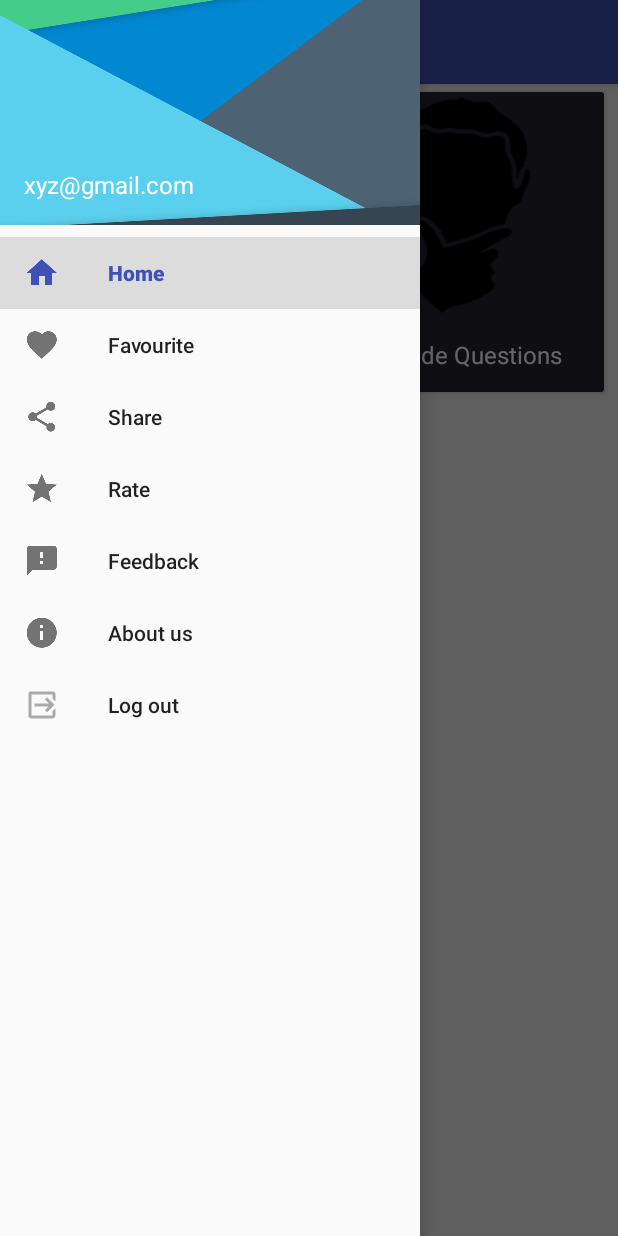
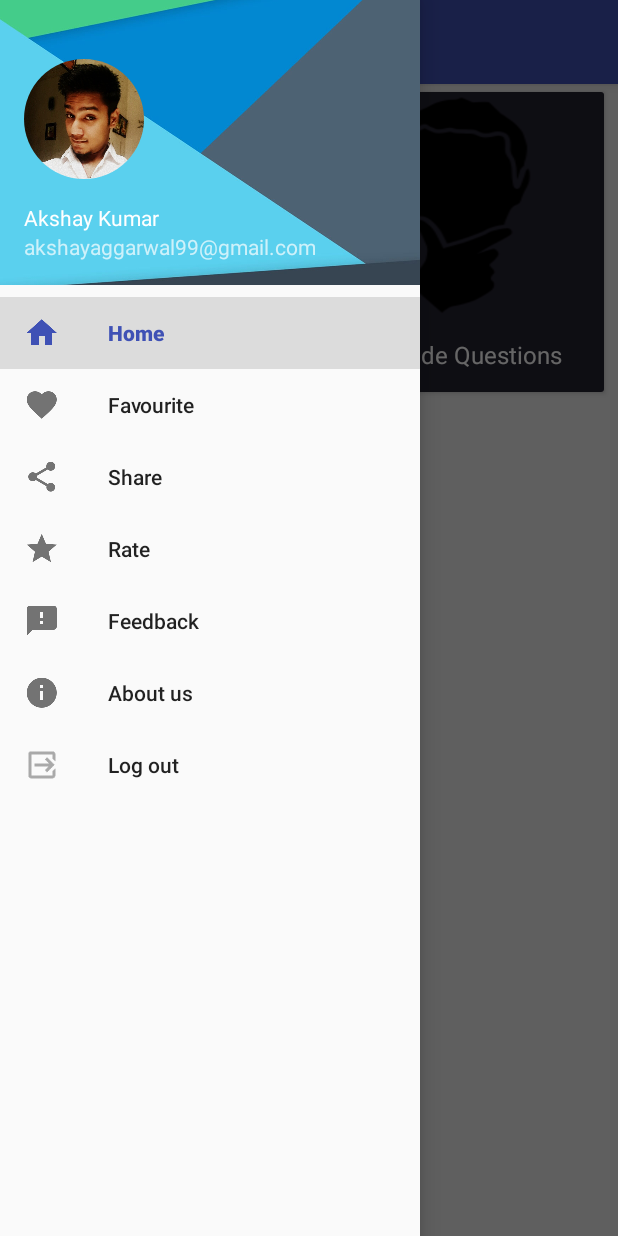
Before and after one commit to akshayaggarwal99/BrainTeaser, an Android app: the MainActivity screen opened directly, with no data from a screen before it, with the side drawer open, on a phone screen of 412 x 824 dp. Run offline under Robolectric (Android 15) with nearby library versions, the light colour scheme and no system bars; our stand-ins replace CircleImageView.

Commit message:
Circlular image added in nav header and hierachy corrected

```diff
--- a/app/build.gradle
+++ b/app/build.gradle
@@ -23,7 +23,9 @@ dependencies {
     compile fileTree(dir: 'libs', include: ['*.jar'])
     testCompile 'junit:junit:4.12'
     compile 'com.android.support:appcompat-v7:23.1.1'
-    compile 'com.android.support:design:23.1.1'
+    compile 'com.android.support:design:23.2.0'
     compile 'com.android.support:cardview-v7:23.1.1'
     compile 'com.android.support:recyclerview-v7:23.1.1'
+    compile 'de.hdodenhof:circleimageview:1.3.0'
+
 }
--- a/app/src/main/java/in/co/appadda/brainteaser/PasswordRecoveryRequestedActivity.java
+++ b/app/src/main/java/in/co/appadda/brainteaser/activity/PasswordRecoveryRequestedActivity.java
@@ -1,11 +1,13 @@
-package in.co.appadda.brainteaser;
+package in.co.appadda.brainteaser.activity;
 
-import android.app.Activity;
 import android.content.Intent;
 import android.os.Bundle;
 import android.support.v7.app.AppCompatActivity;
 import android.view.View;
 import android.widget.Button;
+
+import in.co.appadda.brainteaser.R;
+import in.co.appadda.brainteaser.activity.LoginActivity;
 
 public class PasswordRecoveryRequestedActivity extends AppCompatActivity
 {
--- a/app/src/main/java/in/co/appadda/brainteaser/RegisterActivity.java
+++ b/app/src/main/java/in/co/appadda/brainteaser/activity/RegisterActivity.java
@@ -1,4 +1,4 @@
-package in.co.appadda.brainteaser;
+package in.co.appadda.brainteaser.activity;
 
 import android.content.Intent;
 import android.os.Bundle;
@@ -8,6 +8,10 @@ import android.widget.*;
 
 import com.backendless.Backendless;
 import com.backendless.BackendlessUser;
+
+import in.co.appadda.brainteaser.data.api.model.BrainTeaserUser;
+import in.co.appadda.brainteaser.utils.DefaultCallback;
+import in.co.appadda.brainteaser.R;
 
 public class RegisterActivity extends AppCompatActivity {
     private final static java.text.SimpleDateFormat SIMPLE_DATE_FORMAT = new java.text.SimpleDateFormat("yyyy/MM/dd");
--- a/app/src/main/java/in/co/appadda/brainteaser/RegistrationSuccessActivity.java
+++ b/app/src/main/java/in/co/appadda/brainteaser/activity/RegistrationSuccessActivity.java
@@ -1,4 +1,4 @@
-package in.co.appadda.brainteaser;
+package in.co.appadda.brainteaser.activity;
 
 import android.content.Intent;
 import android.content.res.Resources;
@@ -7,6 +7,8 @@ import android.support.v7.app.AppCompatActivity;
 import android.view.View;
 import android.widget.Button;
 import android.widget.TextView;
+
+import in.co.appadda.brainteaser.R;
 
 public class RegistrationSuccessActivity extends AppCompatActivity
 {
--- a/app/src/main/java/in/co/appadda/brainteaser/RestorePasswordActivity.java
+++ b/app/src/main/java/in/co/appadda/brainteaser/activity/RestorePasswordActivity.java
@@ -1,4 +1,4 @@
-package in.co.appadda.brainteaser;
+package in.co.appadda.brainteaser.activity;
 
 import android.content.Intent;
 import android.os.Bundle;
@@ -7,6 +7,9 @@ import android.view.View;
 import android.widget.Button;
 import android.widget.EditText;
 import com.backendless.Backendless;
+
+import in.co.appadda.brainteaser.utils.DefaultCallback;
+import in.co.appadda.brainteaser.R;
 
 public class RestorePasswordActivity extends AppCompatActivity
 {
--- a/app/src/main/java/in/co/appadda/brainteaser/BrainTeaserUser.java
+++ b/app/src/main/java/in/co/appadda/brainteaser/data/api/model/BrainTeaserUser.java
@@ -1,4 +1,4 @@
-package in.co.appadda.brainteaser;
+package in.co.appadda.brainteaser.data.api.model;
 
 import com.backendless.BackendlessUser;
 
--- a/app/src/main/java/in/co/appadda/brainteaser/DisplayQuestions.java
+++ b/app/src/main/java/in/co/appadda/brainteaser/fragments/DisplayQuestions.java
@@ -1,4 +1,4 @@
-package in.co.appadda.brainteaser;
+package in.co.appadda.brainteaser.fragments;
 
 import android.graphics.drawable.AnimationDrawable;
 import android.os.Bundle;
@@ -13,6 +13,7 @@ import android.widget.ListView;
 
 import java.util.ArrayList;
 
+import in.co.appadda.brainteaser.R;
 import in.co.appadda.brainteaser.adapter.OptionItemAdapter;
 import in.co.appadda.brainteaser.adapter.OptionsItems;
 
--- a/app/src/main/java/in/co/appadda/brainteaser/HomeFragment.java
+++ b/app/src/main/java/in/co/appadda/brainteaser/fragments/HomeFragment.java
@@ -1,4 +1,4 @@
-package in.co.appadda.brainteaser;
+package in.co.appadda.brainteaser.fragments;
 
 import android.content.Intent;
 import android.os.Bundle;
@@ -11,6 +11,7 @@ import android.view.MotionEvent;
 import android.view.View;
 import android.view.ViewGroup;
 
+import in.co.appadda.brainteaser.R;
 import in.co.appadda.brainteaser.adapter.HomeItemAdapter;
 
 /**
--- a/app/src/main/java/in/co/appadda/brainteaser/DefaultCallback.java
+++ b/app/src/main/java/in/co/appadda/brainteaser/utils/DefaultCallback.java
@@ -1,4 +1,4 @@
-package in.co.appadda.brainteaser;
+package in.co.appadda.brainteaser.utils;
 
 import android.app.ProgressDialog;
 import android.content.Context;
--- a/app/src/main/java/in/co/appadda/brainteaser/Defaults.java
+++ b/app/src/main/java/in/co/appadda/brainteaser/utils/Defaults.java
@@ -1,4 +1,4 @@
-package in.co.appadda.brainteaser;
+package in.co.appadda.brainteaser.utils;
 
 public class Defaults
 {
--- a/app/src/main/java/in/co/appadda/brainteaser/PrefUtils.java
+++ b/app/src/main/java/in/co/appadda/brainteaser/utils/PrefUtils.java
@@ -1,4 +1,4 @@
-package in.co.appadda.brainteaser;
+package in.co.appadda.brainteaser.utils;
 
 import android.content.Context;
 import android.content.SharedPreferences;
--- a/app/src/main/java/in/co/appadda/brainteaser/SocialCallback.java
+++ b/app/src/main/java/in/co/appadda/brainteaser/utils/SocialCallback.java
@@ -1,4 +1,4 @@
-package in.co.appadda.brainteaser;
+package in.co.appadda.brainteaser.utils;
 
 import android.app.ProgressDialog;
 import android.content.Context;
--- a/app/src/main/res/layout/header_layout.xml
+++ b/app/src/main/res/layout/header_layout.xml
@@ -1,22 +1,33 @@
 <?xml version="1.0" encoding="utf-8"?>
-<FrameLayout xmlns:android="http://schemas.android.com/apk/res/android"
+<LinearLayout xmlns:android="http://schemas.android.com/apk/res/android"
     android:layout_width="match_parent"
-    android:layout_height="150dp"
-    android:orientation="vertical">
+    android:layout_height="@dimen/nav_header_height"
+    android:background="@drawable/header_background"
+    android:paddingBottom="@dimen/activity_vertical_margin"
+    android:paddingLeft="@dimen/activity_horizontal_margin"
+    android:paddingRight="@dimen/activity_horizontal_margin"
+    android:paddingTop="@dimen/activity_vertical_margin"
+    android:theme="@style/ThemeOverlay.AppCompat.Dark"
+    android:orientation="vertical"
+    android:gravity="bottom">
 
-    <ImageView
+    <de.hdodenhof.circleimageview.CircleImageView
+        android:id="@+id/avatar"
+        android:layout_width="80dp"
+        android:src="@mipmap/akshay"
+        android:layout_height="80dp"
+        android:layout_marginRight="16dp"/>
+    <TextView
         android:layout_width="match_parent"
-        android:layout_height="match_parent"
-        android:background="@drawable/header_background"
-        android:scaleType="centerInside" />
+        android:layout_height="wrap_content"
+        android:paddingTop="@dimen/nav_header_vertical_spacing"
+        android:text="Akshay Kumar"
+        android:textAppearance="@style/TextAppearance.AppCompat.Body1" />
 
     <TextView
-        style="@style/TextAppearance.AppCompat.Subhead"
-        android:layout_width="match_parent"
+        android:layout_width="wrap_content"
         android:layout_height="wrap_content"
-        android:layout_gravity="bottom"
-        android:layout_margin="16dp"
-        android:text="xyz@gmail.com"
-        android:textColor="@android:color/white" />
+        android:text="akshayaggarwal99@gmail.com"
+        android:id="@+id/textView" />
 
-</FrameLayout>
+</LinearLayout>
--- a/app/src/main/res/layout/login.xml
+++ b/app/src/main/res/layout/login.xml
@@ -130,4 +130,9 @@
     <!--android:layout_width="wrap_content"-->
     <!--android:layout_height="wrap_content"-->
     <!--android:layout_gravity="right" />-->
+    <Button
+        android:layout_width="match_parent"
+        android:layout_height="wrap_content"
+        android:text="skip"
+        android:onClick="onskipclicked"/>
 </LinearLayout>
--- a/app/src/main/res/values/dimens.xml
+++ b/app/src/main/res/values/dimens.xml
@@ -2,6 +2,9 @@
     <!-- Default screen margins, per the Android Design guidelines. -->
     <dimen name="activity_horizontal_margin">16dp</dimen>
     <dimen name="activity_vertical_margin">16dp</dimen>
+    <dimen name="nav_header_vertical_spacing">16dp</dimen>
+    <dimen name="nav_header_height">190dp</dimen>
+
 
     <dimen name="dp4">4dp</dimen>
     <dimen name="dp8">8dp</dimen>
```
Also changed, not shown: app/src/main/AndroidManifest.xml (+6 -6 lines), app/src/main/java/in/co/appadda/brainteaser/activity/LoginActivity.java (renamed from app/src/main/java/in/co/appadda/brainteaser/LoginActivity.java, +11 -3 lines), app/src/main/java/in/co/appadda/brainteaser/activity/MainActivity.java (renamed from app/src/main/java/in/co/appadda/brainteaser/MainActivity.java, +6 -1 lines), app/src/main/res/mipmap-mdpi/akshay.jpg (added).
